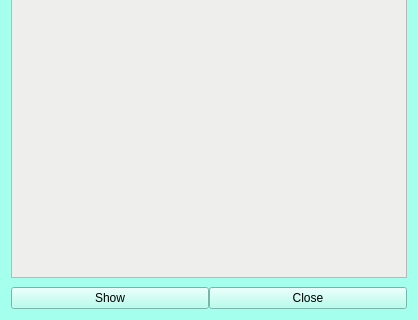
First picture: the form in databaseoutput.ui, repository LupusMs/TextParser, before the edit; both pictures show x 0 to 418 and y 280 to 600 of the 418 by 600 pixel window.
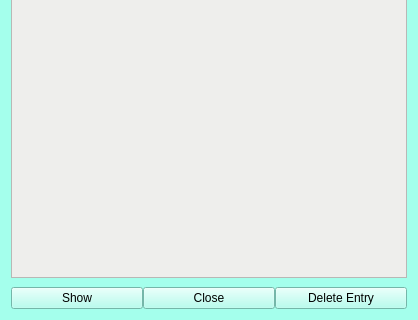
Second picture: the form after the edit.

Commit message: delete db entry dialog

```diff
--- a/databaseoutput.ui
+++ b/databaseoutput.ui
@@ -101,6 +101,13 @@
        </property>
       </widget>
      </item>
+     <item>
+      <widget class="QPushButton" name="deleteButton">
+       <property name="text">
+        <string>Delete Entry</string>
+       </property>
+      </widget>
+     </item>
     </layout>
    </item>
   </layout>
```
The commit also changes 3 other files.
